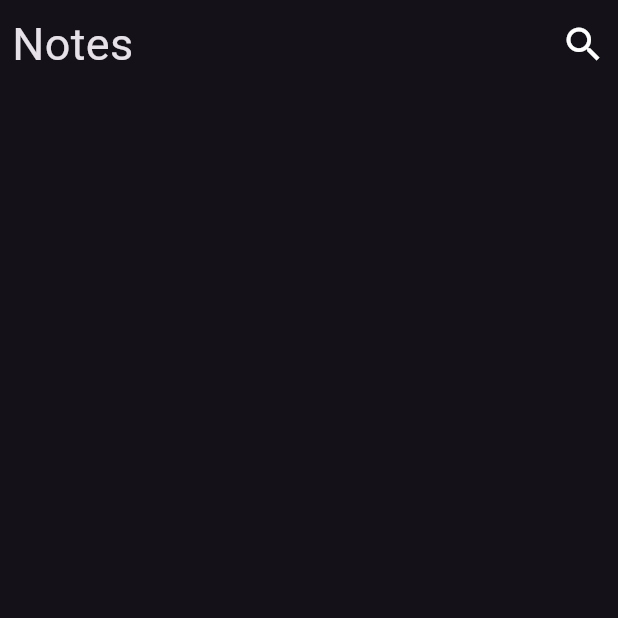
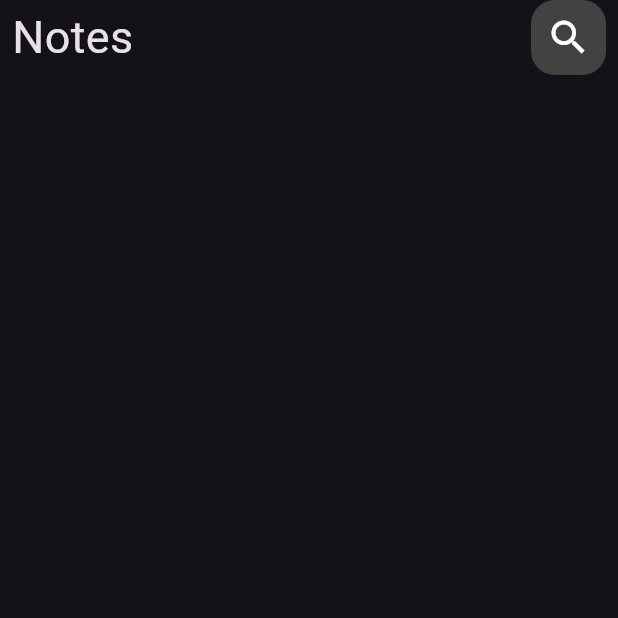
Before and after one commit to ahmedbadran40/notes_app, a Flutter app: the screen it shows after launch, on a phone screen of 412 x 824 dp, the top half of it. Run offline on Flutter 3.47's test engine with Material 3 defaults, Android fonts, the phone set to English and light mode, and no system bars.

Commit message:
create custom search icon

```diff
--- a/lib/widget/custom_app_bar.dart
+++ b/lib/widget/custom_app_bar.dart
@@ -1,21 +1,17 @@
 import 'package:flutter/material.dart';
+import 'package:notes_app/widget/custom_search_icon.dart';
 
 class CustomAppBar extends StatelessWidget {
   const CustomAppBar({super.key});
 
   @override
   Widget build(BuildContext context) {
-    return SafeArea(
-      child: Padding(
-        padding: const EdgeInsets.all(8.0),
-        child: Row(
-          mainAxisAlignment: MainAxisAlignment.spaceBetween,
-          children: [
-            Text('Notes', style: TextStyle(fontSize: 30)),
-            Icon(Icons.search, size: 30),
-          ],
-        ),
-      ),
+    return Row(
+      mainAxisAlignment: MainAxisAlignment.spaceBetween,
+      children: const [
+        Text('Notes', style: TextStyle(fontSize: 30)),
+        CustomSearchIcon(),
+      ],
     );
   }
 }
--- /dev/null
+++ b/lib/widget/custom_search_icon.dart
@@ -0,0 +1,17 @@
+import 'package:flutter/material.dart';
+
+class CustomSearchIcon extends StatelessWidget {
+  const CustomSearchIcon({super.key});
+
+  @override
+  Widget build(BuildContext context) {
+    return Container(
+      padding: const EdgeInsets.all(10.0),
+      decoration: BoxDecoration(
+        color: Colors.grey[800],
+        borderRadius: BorderRadius.circular(16),
+      ),
+      child: const Icon(Icons.search, color: Colors.white, size: 30),
+    );
+  }
+}
--- a/lib/widget/notes_view_body.dart
+++ b/lib/widget/notes_view_body.dart
@@ -6,6 +6,11 @@ class NotesViewBody extends StatelessWidget {
 
   @override
   Widget build(BuildContext context) {
-    return const Column(children: [CustomAppBar()]);
+    return SafeArea(
+      child: Padding(
+        padding: const EdgeInsets.symmetric(horizontal: 8.0),
+        child: const Column(children: [CustomAppBar()]),
+      ),
+    );
   }
 }
```
